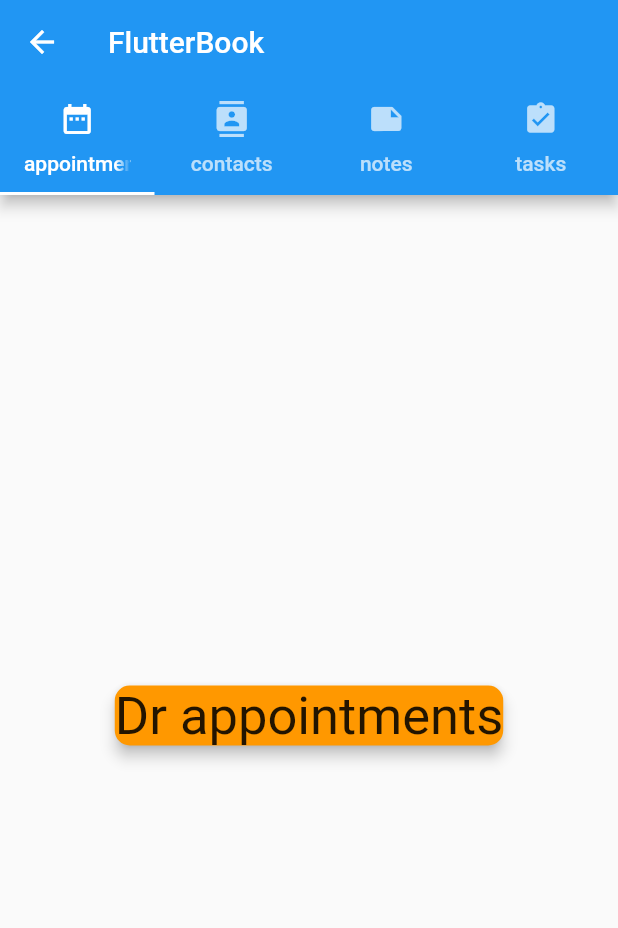
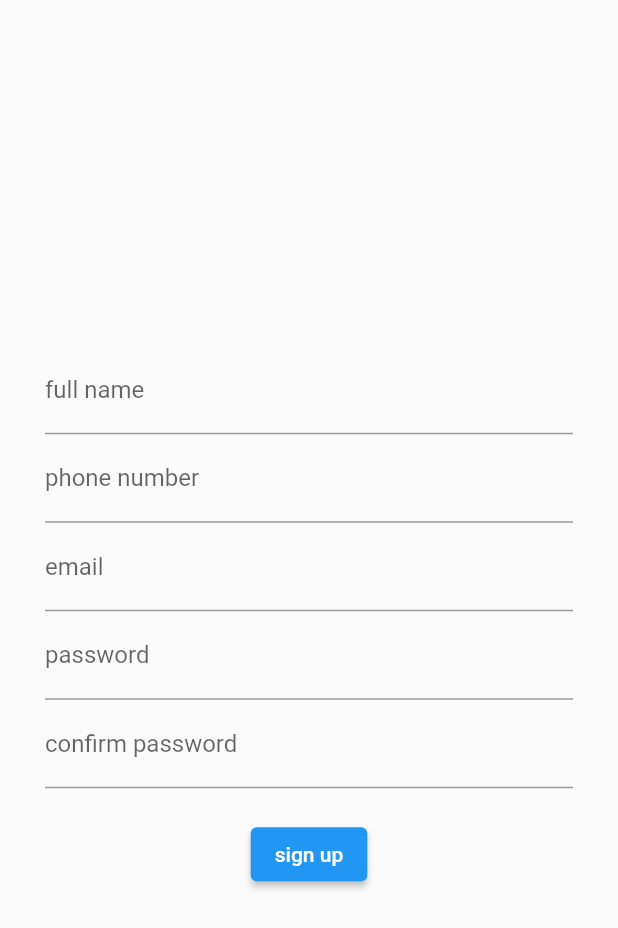
Before and after one commit to kkipngenokoech/FlutterBook, a Flutter app: the screen it shows after launch, after a tap on "Sign up", on a phone screen of 412 x 824 dp. Shown: the top 928 px of the screen. Run offline on Flutter 3.47's test engine with Material 2 defaults, Android fonts, the phone set to English and light mode, and no system bars; our stand-ins replace cloud_firestore, email_validator, firebase_core; accounts and stored records are empty.

Commit message:
flutter login and sign in

```diff
--- /dev/null
+++ b/lib/auth/signup.dart
@@ -0,0 +1,108 @@
+import 'package:email_validator/email_validator.dart';
+import 'package:flutter/material.dart';
+
+class SignupWidgetSceen extends StatefulWidget {
+  const SignupWidgetSceen({super.key});
+
+  @override
+  State<SignupWidgetSceen> createState() => _SignupWidgetSceenState();
+}
+
+class _SignupWidgetSceenState extends State<SignupWidgetSceen> {
+  final GlobalKey<FormState> _formKey = GlobalKey<FormState>();
+  final TextEditingController _nameController = TextEditingController();
+  final TextEditingController _phoneController = TextEditingController();
+  final TextEditingController _emailController = TextEditingController();
+  final TextEditingController _passwordController = TextEditingController();
+  final TextEditingController _passwordConfirmController = TextEditingController();
+
+  void _submitForm() {
+    if (_formKey.currentState!.validate()) {
+      print("Email: ${_emailController.text}");
+      print("Password: ${_passwordController.text}");
+    }
+  }
+
+  @override
+  Widget build(BuildContext context) {
+    return Scaffold(
+
+      body: Container(
+        width: double.infinity,
+        height: MediaQuery.of(context).size.height,
+        padding: const EdgeInsets.symmetric(horizontal: 30, vertical: 30),
+        child: Form(
+            key: _formKey,
+            child: Column(
+              mainAxisAlignment: MainAxisAlignment.center,
+              children: [
+                TextFormField(
+                  controller: _nameController,
+                  decoration: const InputDecoration(labelText: "full name"),
+                  validator: (value){
+                    if (value == null || value.isEmpty){
+                      return 'please enter your name';
+                    }
+                    return null;
+                  },
+                ),
+                TextFormField(
+                  controller:_phoneController,
+                  keyboardType: TextInputType.phone,
+                  decoration: const InputDecoration(labelText: "phone number" ),
+                  validator: (value){
+                    if(value == null || value.isEmpty){
+                      return "please enter your phone number";
+                    }
+                    return null;
+                  }
+                ),
+                TextFormField(
+                  controller: _emailController,
+                  keyboardType: TextInputType.emailAddress,
+                  decoration: const InputDecoration(labelText: 'email'),
+                  validator: (value) {
+                    if (value == null || value.isEmpty) {
+                      return 'please enter your email';
+                    }
+                    if (!EmailValidator.validate(value)) {
+                      return 'please enter a valide email';
+                    }
+                    return null;
+                  },
+                ),
+                TextFormField(
+                  controller: _passwordController,
+                  obscureText: true,
+                  decoration: const InputDecoration(labelText: "password"),
+                  validator: (value) {
+                    if (value == null || value.isEmpty) {
+                      return 'please enter your password';
+                    }
+                    return null;
+                  },
+                ),
+                TextFormField(
+                  controller: _passwordConfirmController,
+                  obscureText: true,
+                  decoration:
+                      const InputDecoration(labelText: "confirm password"),
+                  validator: (value) {
+                    if (value == null || value.isEmpty) {
+                      return 'please confirm your password';
+                    }
+                    if (value != _passwordController.text) {
+                      return "Passwords doesn't match";
+                    }
+                    return null;
+                  },
+                ),
+                const SizedBox(height: 20),
+                ElevatedButton(
+                    onPressed: _submitForm, child: const Text("sign up"))
+              ],
+            )),
+      ),
+    );
+  }
+}
--- a/lib/auth/splash_screen.dart
+++ b/lib/auth/splash_screen.dart
@@ -7,15 +7,19 @@ class SplashScreenAuthWidgetState extends StatelessWidget {
   Widget build(BuildContext context) {
     return Scaffold(
       body: SafeArea(
+        child: Center(
+
           child: Container(
         width: double.infinity,
         height: MediaQuery.of(context).size.height,
         padding: const EdgeInsets.symmetric(horizontal: 30, vertical: 30),
-        child: Column(
-          mainAxisAlignment: MainAxisAlignment.spaceBetween,
+        child: Center(
+          child: Column(
+          mainAxisAlignment: MainAxisAlignment.center,
           children: [
             Column(
               crossAxisAlignment: CrossAxisAlignment.center,
+              mainAxisAlignment: MainAxisAlignment.center,
               children: [
                 const Text("Hello there!",
                     style:
@@ -56,7 +60,7 @@ class SplashScreenAuthWidgetState extends StatelessWidget {
                 const SizedBox(height: 20),
                 MaterialButton(
                   onPressed: () {
-                    Navigator.pushNamed(context, "/");
+                    Navigator.pushNamed(context, "/signup");
                   },
                   minWidth: double.infinity,
                   height: 60,
@@ -72,7 +76,9 @@ class SplashScreenAuthWidgetState extends StatelessWidget {
             )
           ],
         ),
+        )
       )),
+        )
     );
   }
 }
--- a/lib/main.dart
+++ b/lib/main.dart
@@ -1,6 +1,7 @@
 import 'package:firebase_core/firebase_core.dart';
 import 'package:flutter/material.dart';
 import 'package:flutterbook/appoitments/appointments.dart';
+import 'package:flutterbook/auth/signup.dart';
 import 'package:flutterbook/auth/splash_screen.dart';
 import 'package:flutterbook/notes/add_notes.dart';
 import 'package:flutterbook/notes/edit_note.dart';
@@ -26,6 +27,7 @@ class FlutterBookWidget extends StatelessWidget {
         '/landing': (context) => const SplashScreenAuthWidgetState(),
         '/notes': (context) => const NotesWidgetScreen(),
         '/addnotes': (context) => const AddNoteFormWidgetScreen(),
+        '/signup':(context) => const SignupWidgetSceen(),
         '/notedetail': (context) =>  NoteDetail(),
         '/editnotedetail': (context) =>  EditNoteWidgetScreen()
       },
--- a/pubspec.yaml
+++ b/pubspec.yaml
@@ -9,6 +9,7 @@ environment:
 dependencies:
   flutter:
     sdk: flutter
+  email_validator:
   cloud_firestore:
   firebase_core:
   scoped_model:
```
Also changed, not shown: pubspec.lock.
